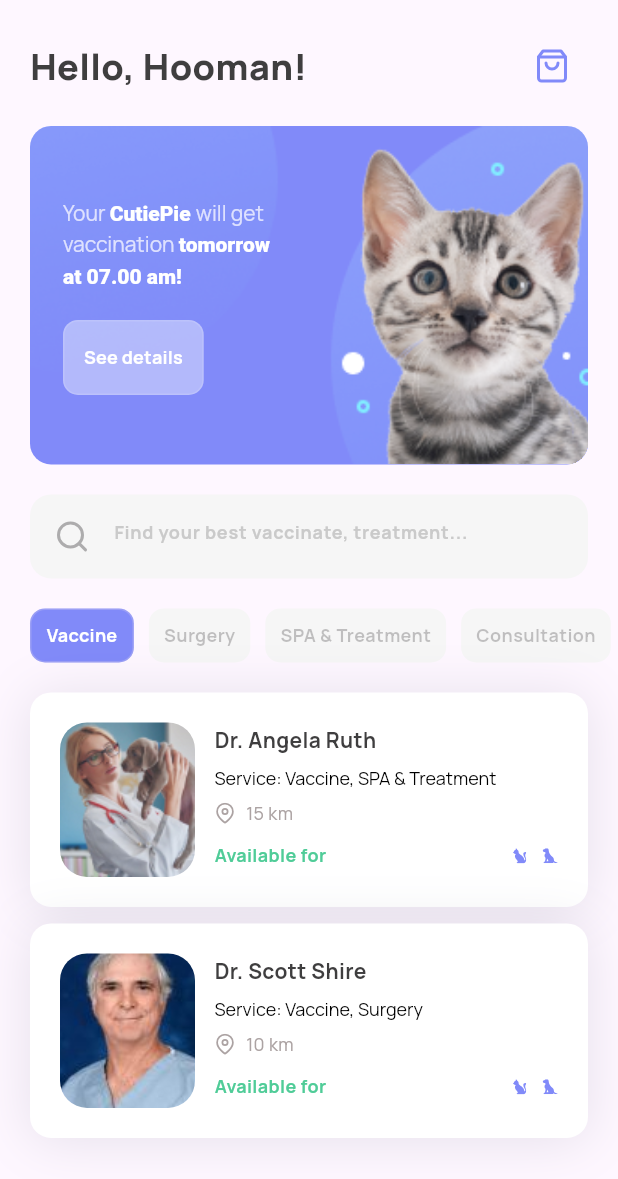
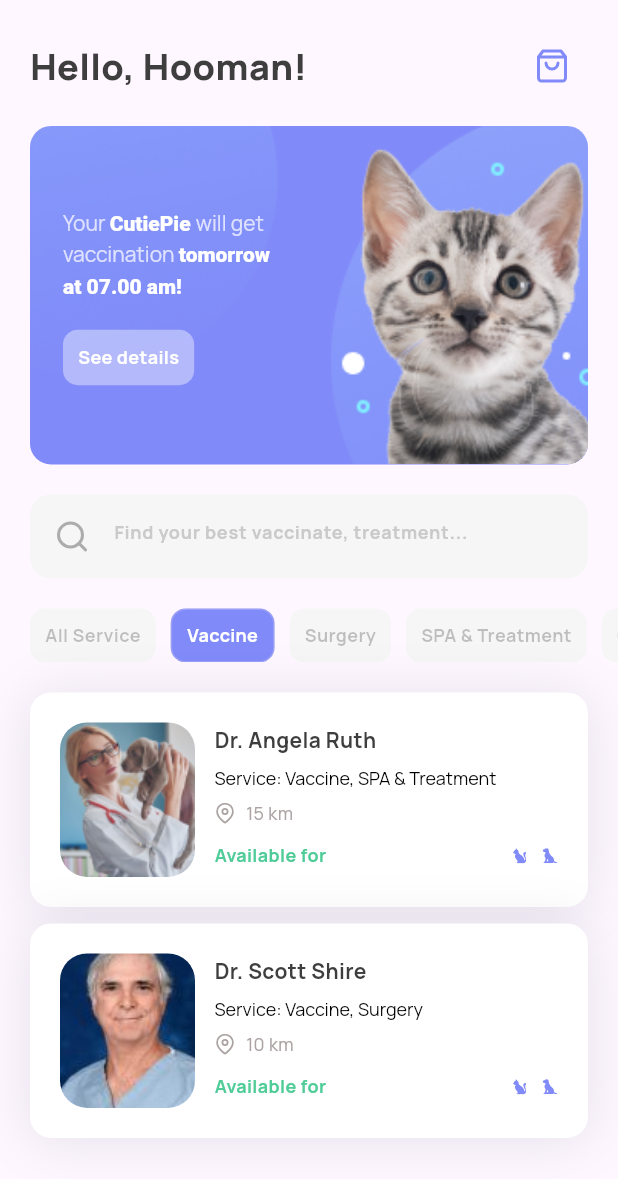
Before and after one commit to kafryan/PetApp, a Flutter app: the DetailView screen opened directly, after a tap on "Vaccine", on a phone screen of 412 x 824 dp. Shown: the top 1179 px of the screen. Run offline on Flutter 3.47's test engine with Material 3 defaults, Android fonts, the phone set to English and light mode, and no system bars; our stand-ins replace feather_icons, flutter_svg, google_fonts, local_auth, responsive_framework.

Commit message:
updated function search

```diff
--- a/lib/Home/detail_view.dart
+++ b/lib/Home/detail_view.dart
@@ -9,6 +9,8 @@ import 'package:flutterchallenge/Models/service_model.dart';
 import 'package:google_fonts/google_fonts.dart';
 
 var selectedService = 0;
+TextEditingController controller = TextEditingController();
+String input = "";
 
 class DetailView extends StatefulWidget {
   const DetailView({super.key});
@@ -56,23 +58,53 @@ class _DetailViewState extends State<DetailView> {
     ];
   }
 
-  ListView _doctors() {
+  Widget _doctors() {
     List<DoctorModel> filteredDoctors = filterDoctorsByService(selectedService);
+    List<DoctorModel> filteredNameDoctors = filteredName(selectedService);
 
-    return ListView.separated(
+    return input.isEmpty
+        ? ListView.separated(
             padding: const EdgeInsetsDirectional.symmetric(horizontal: 20),
             physics: const NeverScrollableScrollPhysics(),
             shrinkWrap: true,
-        itemBuilder: (context, index) => _doctor(filteredDoctors[index]),
+            itemBuilder: (context, index) => selectedService == 0
+                ? _doctor(doctors[index])
+                : _doctor(filteredDoctors[index]),
             separatorBuilder: (context, index) => const SizedBox(
               height: 11,
             ),
-        itemCount: filteredDoctors.length);
+            itemCount:
+                selectedService == 0 ? doctors.length : filteredDoctors.length,
+          )
+        : ListView.separated(
+            padding: const EdgeInsetsDirectional.symmetric(horizontal: 20),
+            physics: const NeverScrollableScrollPhysics(),
+            shrinkWrap: true,
+            itemBuilder: (context, index) =>
+                _doctor(filteredNameDoctors[index]),
+            separatorBuilder: (context, index) => const SizedBox(
+              height: 11,
+            ),
+            itemCount: filteredNameDoctors.length,
+          );
   }
 
   List<DoctorModel> filterDoctorsByService(int serviceIndex) {
     String service = Service.all()[serviceIndex];
     return doctors.where((doctor) => doctor.service.contains(service)).toList();
+  }
+
+  List<DoctorModel> filterDoctorByName(String inputName) {
+    List<DoctorModel> listName =
+        doctors.where((doctor) => doctor.name.contains(inputName)).toList();
+    return listName;
+  }
+
+  List<DoctorModel> filteredName(int serviceIndex) {
+    return doctors
+        .where(
+            (doctor) => doctor.name.toLowerCase().contains(input.toLowerCase()))
+        .toList();
   }
 
   Container _doctor(DoctorModel doctorModel) {
@@ -120,6 +152,7 @@ class _DetailViewState extends State<DetailView> {
                   height: 7,
                 ),
                 RichText(
+                    overflow: TextOverflow.ellipsis,
                     text: TextSpan(
                         text: "Service: ${doctorModel.service.join(', ')}",
                         style: GoogleFonts.manrope(
@@ -259,22 +292,23 @@ class _DetailViewState extends State<DetailView> {
                                     fontWeight: FontWeight.w800)),
                           ])),
                   const SizedBox(height: 20),
-                  Container(
-                    padding: const EdgeInsets.symmetric(horizontal: 1),
-                    decoration: BoxDecoration(
-                      color: Colors.white.withOpacity(.4),
-                      border: Border.all(
-                          color: Colors.white.withOpacity(.12), width: 1),
+                  Material(
+                    shape: RoundedRectangleBorder(
                       borderRadius: BorderRadius.circular(10),
                     ),
-                    child: TextButton(
-                      onPressed: () {},
+                    color: Colors.white.withOpacity(.4),
+                    child: InkWell(
+                      borderRadius: BorderRadius.circular(10),
+                      onTap: () {},
+                      child: Container(
+                        padding: const EdgeInsets.all(10),
                         child: Text(
                           'See details',
                           style: GoogleFonts.manrope(
                               fontSize: 12,
                               fontWeight: FontWeight.bold,
                               color: Colors.white),
+                        ),
                       ),
                     ),
                   )
@@ -296,6 +330,13 @@ class _DetailViewState extends State<DetailView> {
         borderRadius: BorderRadius.circular(14),
       ),
       child: TextFormField(
+        controller: controller,
+        onChanged: (value) {
+          setState(() {
+            input = value;
+            filterDoctorByName(input);
+          });
+        },
         decoration: InputDecoration(
             border: InputBorder.none,
             prefixIcon: const Icon(
--- a/lib/Home/home_view.dart
+++ b/lib/Home/home_view.dart
@@ -31,7 +31,7 @@ class _HomeViewState extends State<HomeView> {
                 crossAxisAlignment: CrossAxisAlignment.center,
                 children: [
                   const SizedBox(
-                    height: 43,
+                    height: 45,
                   ),
                   Image.asset(
                     'assets/images/Logo.png',
@@ -39,7 +39,7 @@ class _HomeViewState extends State<HomeView> {
                     width: 148,
                   ),
                   const SizedBox(
-                    height: 55,
+                    height: 30,
                   ),
                   RichText(
                     textAlign: TextAlign.center,
--- a/lib/Models/service_model.dart
+++ b/lib/Models/service_model.dart
@@ -1,9 +1,10 @@
 class Service {
+  static String allService = "All Service";
   static String vaccine = "Vaccine";
   static String surgery = "Surgery";
   static String spaAndTreatment = "SPA & Treatment";
   static String consultation = "Consultation";
   static List<String> all() {
-    return [vaccine, surgery, spaAndTreatment, consultation];
+    return [allService, vaccine, surgery, spaAndTreatment, consultation];
   }
 }
```
Lines whose indentation alone changed are shown as unchanged.
